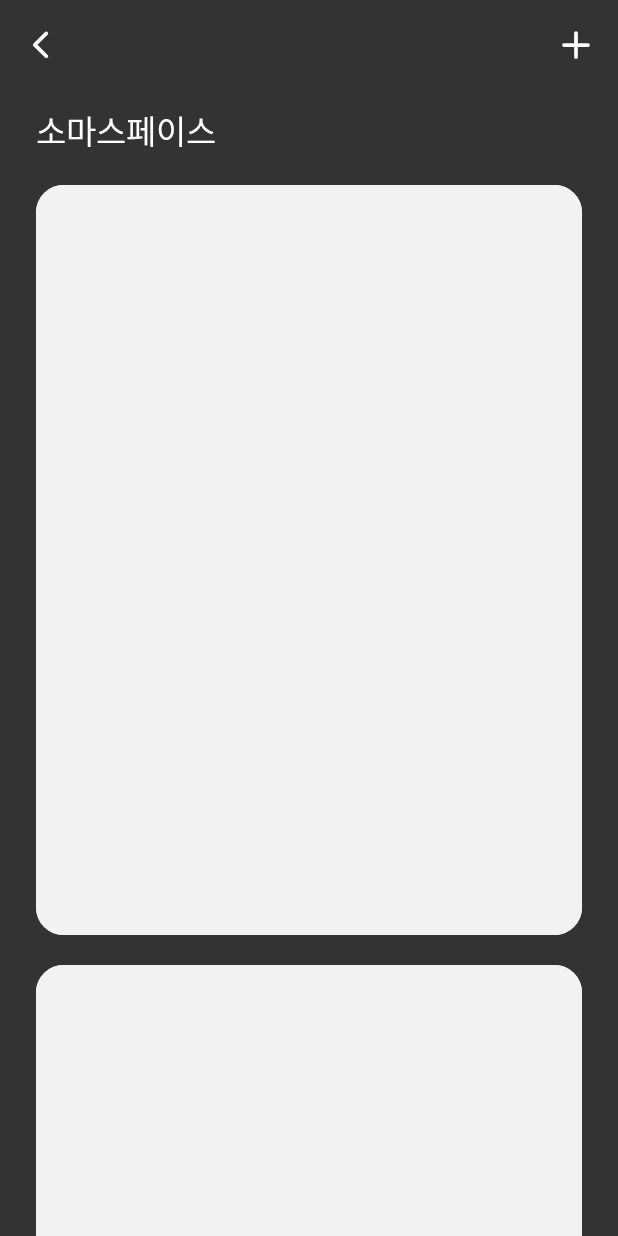
After one commit to 23-SWUnion-Hackton/Android-Soma4Cut, an Android app: the layout fragment_soma_space.xml on its own in the app's theme, with its tools: preview values and no code run, on a phone screen of 412 x 824 dp. The commit adds this screen. Run offline under Robolectric (Android 15) with nearby library versions, the phone set to English and light mode, and no system bars.

Commit message:
💄 :: Design SomaSpaceFragment

```diff
--- /dev/null
+++ b/presentation/src/main/java/com/staker4wapper/android_soma4cut/feature/somaspace/SomaSpaceFragment.kt
@@ -0,0 +1,13 @@
+package com.staker4wapper.android_soma4cut.feature.somaspace
+
+import android.os.Bundle
+import androidx.fragment.app.Fragment
+import android.view.LayoutInflater
+import android.view.View
+import android.view.ViewGroup
+import com.sigma.flick.base.BaseFragment
+import com.staker4wapper.android_soma4cut.R
+
+class SomaSpaceFragment: BaseFragment<>() {
+
+}
--- a/presentation/src/main/res/drawable/button_rounded.xml
+++ b/presentation/src/main/res/drawable/button_rounded.xml
@@ -2,7 +2,7 @@
 <shape xmlns:android="http://schemas.android.com/apk/res/android"
     android:shape="rectangle">
 
-    <solid android:color="@color/gray_800"/>
+    <solid android:color="@color/gray_50"/>
     <corners android:radius="18dp"/>
 
 </shape>
--- /dev/null
+++ b/presentation/src/main/res/drawable/ic_add_white.xml
@@ -0,0 +1,20 @@
+<vector xmlns:android="http://schemas.android.com/apk/res/android"
+    android:width="24dp"
+    android:height="24dp"
+    android:viewportWidth="24"
+    android:viewportHeight="24">
+  <path
+      android:pathData="M4,12H20"
+      android:strokeLineJoin="round"
+      android:strokeWidth="2.5"
+      android:fillColor="#00000000"
+      android:strokeColor="#ffffff"
+      android:strokeLineCap="round"/>
+  <path
+      android:pathData="M12,20V4"
+      android:strokeLineJoin="round"
+      android:strokeWidth="2.5"
+      android:fillColor="#00000000"
+      android:strokeColor="#ffffff"
+      android:strokeLineCap="round"/>
+</vector>
--- /dev/null
+++ b/presentation/src/main/res/drawable/ic_back_arrow_white.xml
@@ -0,0 +1,10 @@
+<vector xmlns:android="http://schemas.android.com/apk/res/android"
+    android:width="24dp"
+    android:height="24dp"
+    android:viewportWidth="24"
+    android:viewportHeight="24">
+  <path
+      android:pathData="M6.366,11.002C5.878,11.491 5.878,12.282 6.366,12.77L14.002,20.407C14.491,20.895 15.282,20.895 15.77,20.407C16.258,19.919 16.258,19.127 15.77,18.639L9.018,11.886L15.77,5.134C16.258,4.646 16.258,3.854 15.77,3.366C15.282,2.878 14.491,2.878 14.002,3.366L6.366,11.002Z"
+      android:fillColor="#ffffff"
+      android:fillType="evenOdd"/>
+</vector>
--- /dev/null
+++ b/presentation/src/main/res/layout/fragment_soma_space.xml
@@ -0,0 +1,75 @@
+<?xml version="1.0" encoding="utf-8"?>
+<layout xmlns:android="http://schemas.android.com/apk/res/android"
+    xmlns:app="http://schemas.android.com/apk/res-auto"
+    xmlns:tools="http://schemas.android.com/tools"
+    tools:context=".feature.somaspace.SomaSpaceFragment">
+
+    <data/>
+
+    <androidx.constraintlayout.widget.ConstraintLayout
+        android:layout_width="match_parent"
+        android:layout_height="match_parent"
+        android:background="@color/gray_800">
+
+
+        <!-- Toolbar -->
+
+        <LinearLayout
+            android:id="@+id/toolbar"
+            android:layout_width="match_parent"
+            android:layout_height="60dp"
+            android:gravity="center_vertical"
+            android:paddingHorizontal="16dp"
+            app:layout_constraintEnd_toEndOf="parent"
+            app:layout_constraintStart_toStartOf="parent"
+            app:layout_constraintTop_toTopOf="parent">
+
+
+            <ImageView
+                android:id="@+id/btn_arrow_back"
+                android:layout_width="wrap_content"
+                android:layout_height="wrap_content"
+                android:src="@drawable/ic_back_arrow_white" />
+
+            <Space
+                android:layout_width="0dp"
+                android:layout_height="match_parent"
+                android:layout_weight="1" />
+
+            <ImageView
+                android:id="@+id/btn_plus"
+                android:layout_width="wrap_content"
+                android:layout_height="wrap_content"
+                android:src="@drawable/ic_add_white" />
+
+        </LinearLayout>
+
+        <TextView
+            android:id="@+id/tv_soma_space_title"
+            android:layout_width="wrap_content"
+            android:layout_height="wrap_content"
+            android:layout_marginStart="24dp"
+            android:layout_marginTop="10dp"
+            android:fontFamily="@font/pretendard_semibold"
+            android:text="소마스페이스"
+            android:textColor="@color/white"
+            android:textSize="22sp"
+            app:layout_constraintStart_toStartOf="parent"
+            app:layout_constraintTop_toBottomOf="@+id/toolbar" />
+
+        <androidx.recyclerview.widget.RecyclerView
+            android:layout_width="match_parent"
+            android:layout_height="0dp"
+            android:layout_marginHorizontal="24dp"
+            android:layout_marginTop="20dp"
+            app:layout_constraintBottom_toBottomOf="parent"
+            app:layout_constraintEnd_toEndOf="parent"
+            app:layout_constraintStart_toStartOf="parent"
+            app:layout_constraintTop_toBottomOf="@+id/tv_soma_space_title"
+            app:layout_constraintVertical_bias="0.0"
+            tools:listitem="@layout/item_image" />
+
+    </androidx.constraintlayout.widget.ConstraintLayout>
+
+
+</layout>
--- /dev/null
+++ b/presentation/src/main/res/layout/item_image.xml
@@ -0,0 +1,17 @@
+<?xml version="1.0" encoding="utf-8"?>
+<LinearLayout xmlns:android="http://schemas.android.com/apk/res/android"
+    xmlns:app="http://schemas.android.com/apk/res-auto"
+    android:layout_width="match_parent"
+    android:layout_height="500dp"
+    android:background="@drawable/button_rounded_stroked"
+    android:backgroundTint="@color/white"
+    android:orientation="horizontal"
+    android:layout_marginBottom="20dp">
+
+    <ImageView
+        android:layout_width="match_parent"
+        android:layout_height="match_parent"
+        app:srcCompat="@drawable/button_rounded" />
+
+
+</LinearLayout>
```
